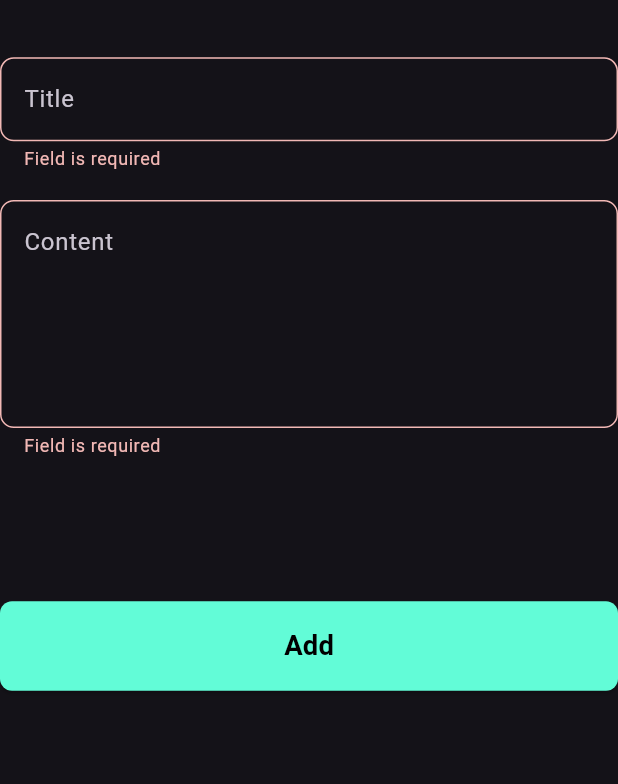
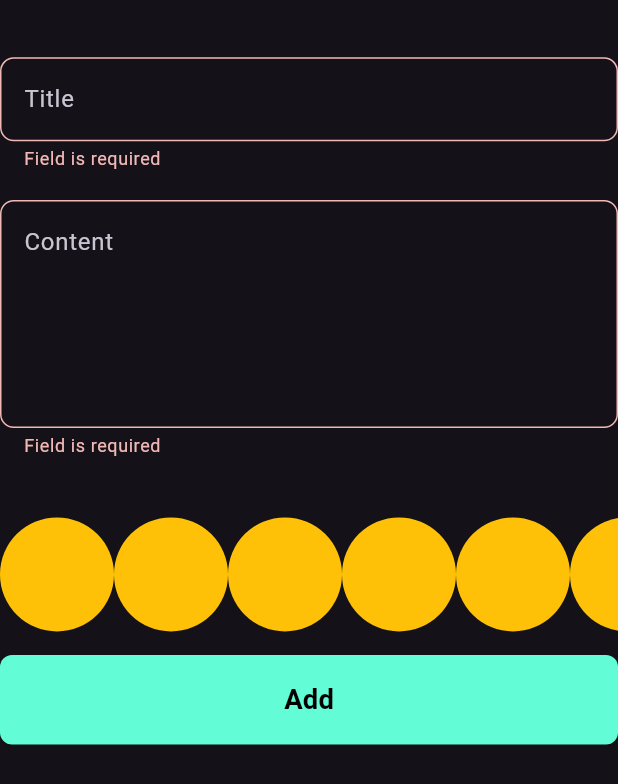
Before and after one commit to mariamattef/Notes-app, a Flutter app: the AddNoteForm widget shown alone on an empty page, opened directly, after a tap on "Add", on a phone screen of 412 x 824 dp. Shown: the top 784 px of the screen. Run offline on Flutter 3.47's test engine with Material 3 defaults, Android fonts, the phone set to English and light mode, and no system bars; our stand-ins replace bloc, flutter_bloc, flutter_screenutil, hive, hive_flutter, modal_progress_hud_nsn; accounts and stored records are empty; Roboto replaces fonts that are missing (Mochiy Pop One).

Commit message:
create colors listView part1

```diff
--- a/lib/widgets/add_notes_form.dart
+++ b/lib/widgets/add_notes_form.dart
@@ -4,6 +4,7 @@ import 'package:flutter_screenutil/flutter_screenutil.dart';
 import 'package:intl/intl.dart';
 import 'package:notesapp/cubits/add_notes_cubit/cubit/add_notes_cubit.dart';
 import 'package:notesapp/models/note_model.dart';
+import 'package:notesapp/widgets/color_list_view.dart';
 import 'package:notesapp/widgets/custom_button.dart';
 import 'package:notesapp/widgets/custom_text_form_field.dart';
 
@@ -45,18 +46,17 @@ class _AddNoteFormState extends State<AddNoteForm> {
             },
           ),
           SizedBox(
-            height: 80.h,
+            height: 25.h,
+          ),
+          const ColorsListView(),
+          SizedBox(
+            height: 5.h,
           ),
           CustomButton(
             onPressed: () {
               if (formKey.currentState!.validate()) {
                 formKey.currentState!.save();
-                var note = NoteModel(
-                    title: title!,
-                    subtitle: subtitle!,
-                    date: DateFormat('MMM d, yyyy').format(DateTime.now()),
-                    color: Colors.cyan.value);
-                BlocProvider.of<AddNotesCubit>(context).addNotes(note);
+                addNoteMethod(context);
               } else {
                 setState(() {
                   autovalidateMode = AutovalidateMode.always;
@@ -72,4 +72,13 @@ class _AddNoteFormState extends State<AddNoteForm> {
       ),
     );
   }
+
+  void addNoteMethod(BuildContext context) {
+    var note = NoteModel(
+        title: title!,
+        subtitle: subtitle!,
+        date: DateFormat('MMM d, yyyy').format(DateTime.now()),
+        color: Colors.cyan.value);
+    BlocProvider.of<AddNotesCubit>(context).addNotes(note);
+  }
 }
--- /dev/null
+++ b/lib/widgets/color_list_view.dart
@@ -0,0 +1,33 @@
+import 'package:flutter/material.dart';
+import 'package:flutter_screenutil/flutter_screenutil.dart';
+
+class ColorItem extends StatelessWidget {
+  const ColorItem({super.key});
+
+  @override
+  Widget build(BuildContext context) {
+    return const CircleAvatar(
+      radius: 38,
+      backgroundColor: Colors.amber,
+    );
+  }
+}
+
+class ColorsListView extends StatelessWidget {
+  const ColorsListView({super.key});
+
+  @override
+  Widget build(BuildContext context) {
+    return SizedBox(
+      height: 40*2.h,
+      child: ListView.builder(
+
+        itemCount: 10,
+        scrollDirection: Axis.horizontal,
+        itemBuilder: (BuildContext context, int index) {
+         return const ColorItem();
+        },
+      ),
+    );
+  }
+}
```
